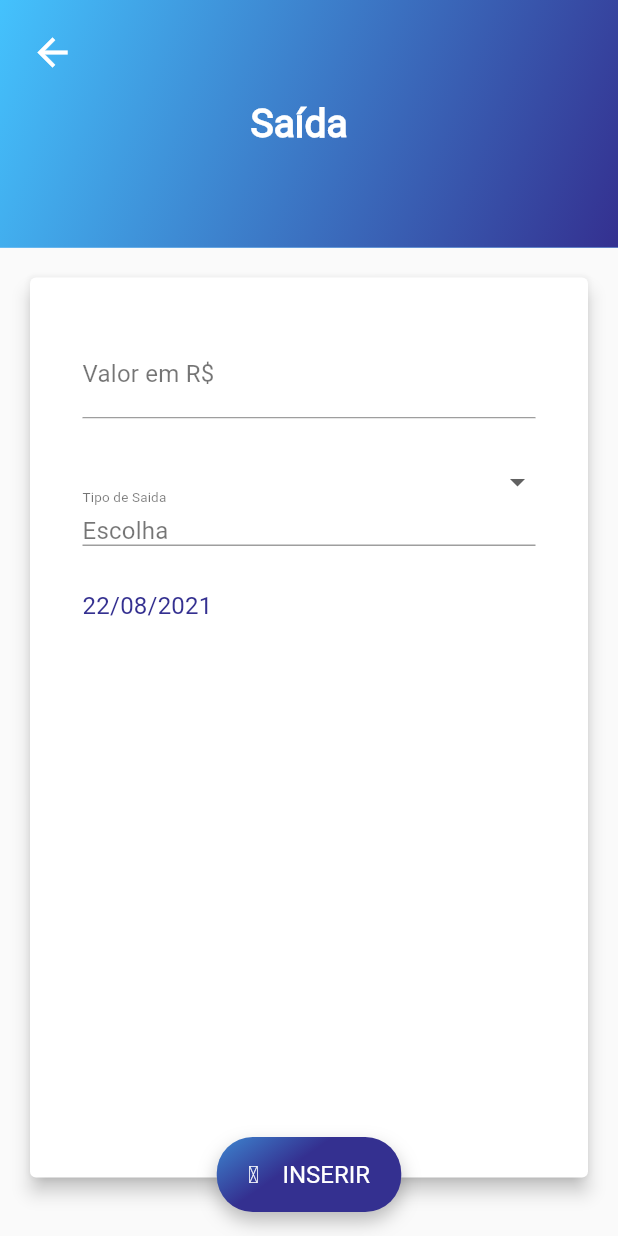
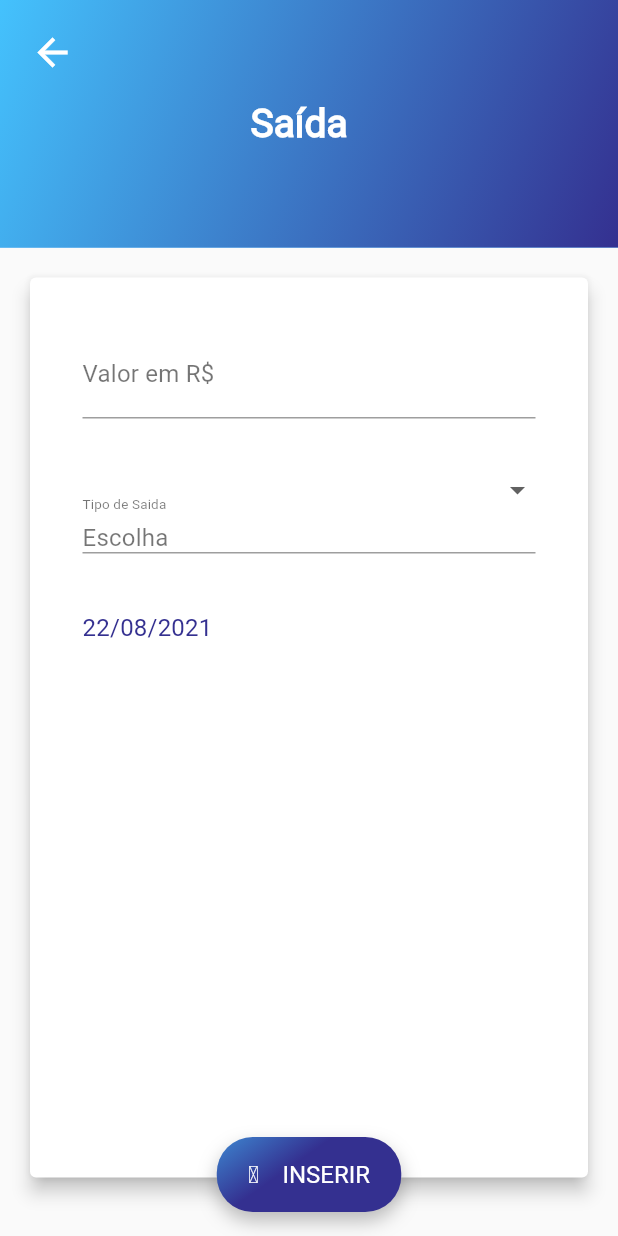
Before and after one commit to luna-vasconcelos/raroacademy-budget-techninjas, a Flutter app: the CashFlowNewExitPage screen opened by its route, on a phone screen of 412 x 824 dp. Run offline on Flutter 3.47's test engine with Material 2 defaults, Android fonts, the phone set to English and light mode, and no system bars; our stand-ins replace brasil_fields, cloud_firestore, firebase_auth, firebase_core, flutter_modular, mobx; missing offline and left inert: animated_card; accounts and stored records are empty; generated files the repository leaves out were written again; project files that could hold a hidden picture were left out.

Commit message:
Ajuste espaçamento dropdown button widget

```diff
--- a/lib/src/modules/home/cash_flow/cash_flow_types/cash_flow_newinput/cash_flow_newexit.dart
+++ b/lib/src/modules/home/cash_flow/cash_flow_types/cash_flow_newinput/cash_flow_newexit.dart
@@ -75,9 +75,10 @@ class _CashFlowNewExitPageState extends State<CashFlowNewExitPage> {
                 labelText: 'Valor em R\$',
                 labelStyle: TextStyles.blackRoboto16400,
               ),
+              SizedBox(height: 5),
               DropDownButtonWidgetExit(),
               Padding(
-                padding: const EdgeInsets.only(top: 30),
+                padding: const EdgeInsets.only(top: 40),
                 child: GestureDetector(
                   onTap: _showDatePicker,
                   child: Row(
--- a/lib/src/shared/app_widgets/dropdown_button_widget_exit.dart
+++ b/lib/src/shared/app_widgets/dropdown_button_widget_exit.dart
@@ -21,7 +21,7 @@ class _DropDownButtonWidgetExitState extends State<DropDownButtonWidgetExit> {
                 child: Image.asset(
                   'assets/images/refeicao.png',
                 )),
-            SizedBox(width: 4),
+            SizedBox(width: 8),
             Text(
               "Refeição",
               style: TextStyles.createAccountTextStyleBottomNavigatorNumber,
@@ -38,7 +38,7 @@ class _DropDownButtonWidgetExitState extends State<DropDownButtonWidgetExit> {
                 child: Image.asset(
                   'assets/images/transporte.png',
                 )),
-            SizedBox(width: 4),
+            SizedBox(width: 8),
             Text("Transporte",
                 style: TextStyles.createAccountTextStyleBottomNavigatorNumber),
           ],
@@ -53,7 +53,7 @@ class _DropDownButtonWidgetExitState extends State<DropDownButtonWidgetExit> {
                 child: Image.asset(
                   'assets/images/viagem.png',
                 )),
-            SizedBox(width: 4),
+            SizedBox(width: 8),
             Text("Viagem",
                 style: TextStyles.createAccountTextStyleBottomNavigatorNumber),
           ],
@@ -68,7 +68,7 @@ class _DropDownButtonWidgetExitState extends State<DropDownButtonWidgetExit> {
                 child: Image.asset(
                   'assets/images/educacao.png',
                 )),
-            SizedBox(width: 4),
+            SizedBox(width: 8),
             Text("Educação",
                 style: TextStyles.createAccountTextStyleBottomNavigatorNumber),
           ],
@@ -83,7 +83,7 @@ class _DropDownButtonWidgetExitState extends State<DropDownButtonWidgetExit> {
                 child: Image.asset(
                   'assets/images/pagamentos.png',
                 )),
-            SizedBox(width: 4),
+            SizedBox(width: 8),
             Text("Pagamentos",
                 style: TextStyles.createAccountTextStyleBottomNavigatorNumber),
           ],
@@ -98,7 +98,7 @@ class _DropDownButtonWidgetExitState extends State<DropDownButtonWidgetExit> {
                 child: Image.asset(
                   'assets/images/outros.png',
                 )),
-            SizedBox(width: 4),
+            SizedBox(width: 8),
             Text("Outros",
                 style: TextStyles.createAccountTextStyleBottomNavigatorNumber),
           ],
```
Also changed, not shown: lib/src/shared/app_widgets/dropdown_button_widget_in.dart (+6 -6 lines).
